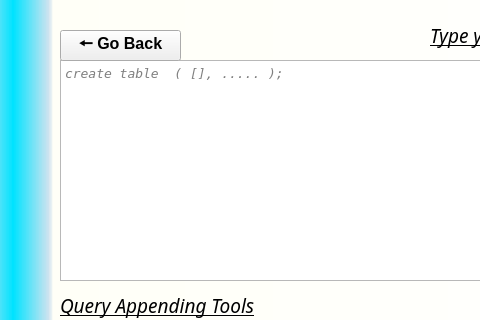
The window that add_TB.ui (adiii-ui/MySQL-Frontend) describes before a commit, drawn with Qt 5; both pictures show x 0 to 480 and y 0 to 320 of the 802 by 602 pixel window.
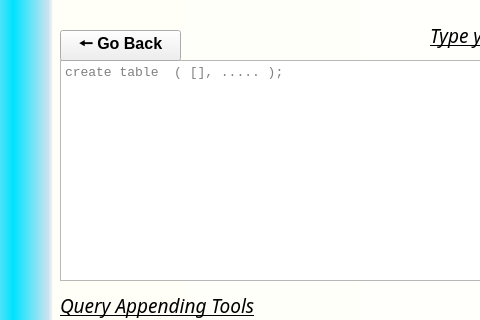
The same window after the commit. Icons and pictures are not drawn.

The edit to the form file:
```diff
--- a/add_TB.ui
+++ b/add_TB.ui
@@ -54,9 +54,11 @@
     </property>
     <property name="font">
      <font>
-      <family>DejaVu Sans Mono</family>
+      <family>Consolas</family>
       <pointsize>10</pointsize>
-      <italic>true</italic>
+      <weight>50</weight>
+      <italic>false</italic>
+      <bold>false</bold>
      </font>
     </property>
     <property name="cursor" stdset="0">
@@ -68,11 +70,14 @@
     <property name="focusPolicy">
      <enum>Qt::ClickFocus</enum>
     </property>
+    <property name="styleSheet">
+     <string notr="true">font: 10pt &quot;Consolas&quot;;</string>
+    </property>
     <property name="html">
      <string>&lt;!DOCTYPE HTML PUBLIC &quot;-//W3C//DTD HTML 4.0//EN&quot; &quot;http://www.w3.org/TR/REC-html40/strict.dtd&quot;&gt;
 &lt;html&gt;&lt;head&gt;&lt;meta name=&quot;qrichtext&quot; content=&quot;1&quot; /&gt;&lt;style type=&quot;text/css&quot;&gt;
 p, li { white-space: pre-wrap; }
-&lt;/style&gt;&lt;/head&gt;&lt;body style=&quot; font-family:'DejaVu Sans Mono'; font-size:10pt; font-weight:400; font-style:italic;&quot;&gt;
+&lt;/style&gt;&lt;/head&gt;&lt;body style=&quot; font-family:'Consolas'; font-size:10pt; font-weight:400; font-style:normal;&quot;&gt;
 &lt;p style=&quot;-qt-paragraph-type:empty; margin-top:0px; margin-bottom:0px; margin-left:0px; margin-right:0px; -qt-block-indent:0; text-indent:0px;&quot;&gt;&lt;br /&gt;&lt;/p&gt;&lt;/body&gt;&lt;/html&gt;</string>
     </property>
     <property name="placeholderText">
```
Left out of the diff: 11 changed lines with no effect on the pictures.
